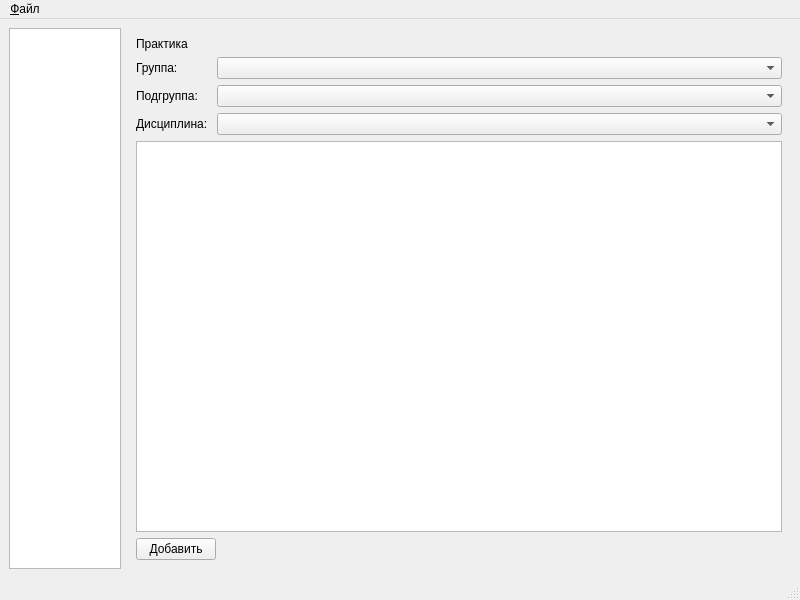
Old version of the form main_window.ui in the repository Horsmir/teachreg.
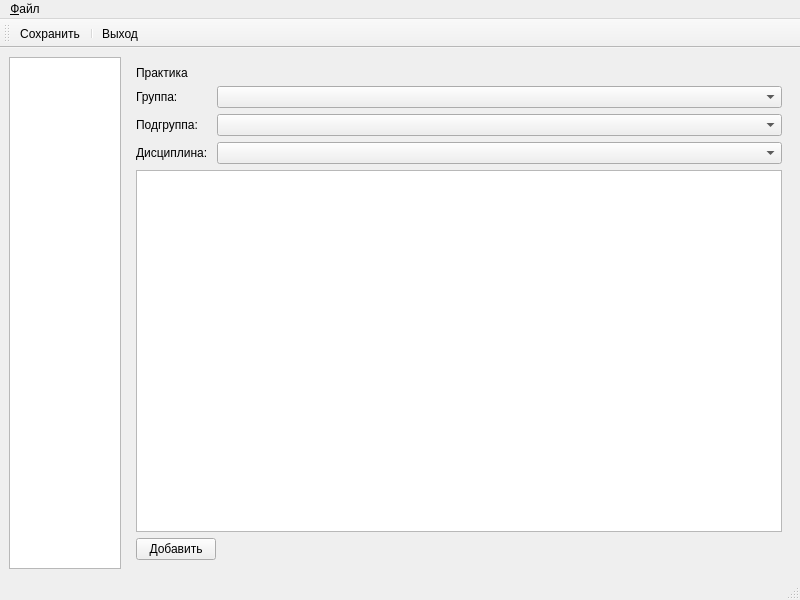
New version of the form. The open tabs and pages were chosen to show the change. Icons and pictures are not drawn.

Diff of the .ui file:
```diff
--- a/main_window.ui
+++ b/main_window.ui
@@ -710,6 +710,48 @@
    <addaction name="menuFile"/>
   </widget>
   <widget class="QStatusBar" name="statusbar"/>
+  <widget class="QToolBar" name="toolBar">
+   <property name="windowTitle">
+    <string>toolBar</string>
+   </property>
+   <attribute name="toolBarArea">
+    <enum>TopToolBarArea</enum>
+   </attribute>
+   <attribute name="toolBarBreak">
+    <bool>false</bool>
+   </attribute>
+   <addaction name="actionSave"/>
+   <addaction name="separator"/>
+   <addaction name="actionExit"/>
+  </widget>
+  <action name="actionSave">
+   <property name="icon">
+    <iconset theme="document-save"/>
+   </property>
+   <property name="text">
+    <string>Сохранить</string>
+   </property>
+   <property name="toolTip">
+    <string>Сохранить базу данных</string>
+   </property>
+   <property name="shortcut">
+    <string>Ctrl+S</string>
+   </property>
+  </action>
+  <action name="actionExit">
+   <property name="icon">
+    <iconset theme="application-exit"/>
+   </property>
+   <property name="text">
+    <string>Выход</string>
+   </property>
+   <property name="toolTip">
+    <string>Выйти из приложения</string>
+   </property>
+   <property name="shortcut">
+    <string>Alt+X</string>
+   </property>
+  </action>
  </widget>
  <resources>
   <include location="teachreg.qrc"/>
```
Left out of the diff: 26 changed lines with no effect on the pictures.
